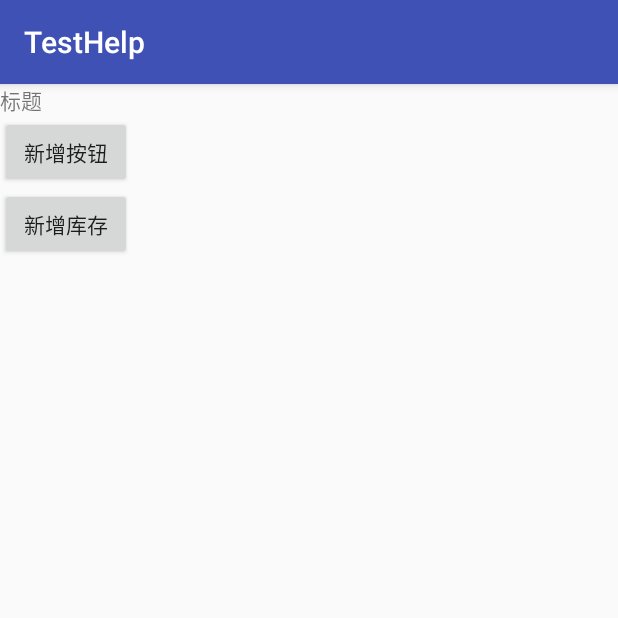
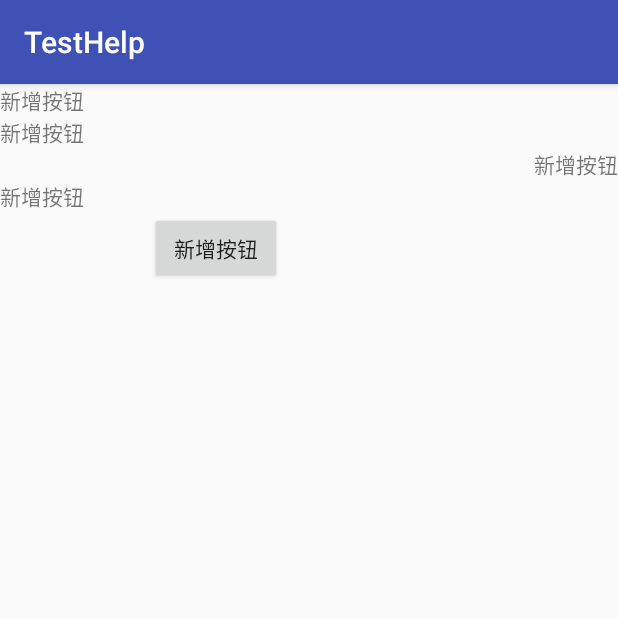
Before and after one commit to imgod1/TestHelp, an Android app: the screen it shows after launch (MainActivity), on a phone screen of 412 x 824 dp, the top half of it. Run offline under Robolectric (Android 15) with nearby library versions, the phone set to English and light mode, and no system bars.

Commit message:
给view添加上阴影view

```diff
--- a/app/src/main/java/com/imgod/gaokang/testhelp/MainActivity.java
+++ b/app/src/main/java/com/imgod/gaokang/testhelp/MainActivity.java
@@ -1,25 +1,30 @@
 package com.imgod.gaokang.testhelp;
 
+import android.graphics.Color;
+import android.graphics.Rect;
 import android.support.v7.app.AppCompatActivity;
 import android.os.Bundle;
 import android.util.Log;
 import android.view.View;
 import android.view.ViewGroup;
+import android.view.Window;
+import android.widget.AbsoluteLayout;
 import android.widget.Button;
 import android.widget.TextView;
+import android.widget.Toast;
 
 import com.google.gson.Gson;
 import com.imgod.gaokang.testhelp.bean.HelpResponse;
 
+import java.util.ArrayList;
+import java.util.List;
+
 public class MainActivity extends AppCompatActivity {
-
+    List<View> viewList;
     public String helpContent;
     public HelpResponse helpResponse;
 
-    private ViewGroup parentViewGroup;
-    private TextView txt_title;
-    private Button btn_newadd;
-    private Button btn_newadd_stock;
+    private AbsoluteLayout parentViewGroup;
 
     @Override
     protected void onCreate(Bundle savedInstanceState) {
@@ -38,11 +43,30 @@ public class MainActivity extends AppCompatActivity {
 //        }
 
 //getWindow().getDecorView().getRootView();
-        parentViewGroup = (ViewGroup) findViewById(R.id.llayout_main);
-        Log.e("test", "共有多少view:" + parentViewGroup.getChildCount());
-        for (int i = 0; i < parentViewGroup.getChildCount(); i++) {
-            View view = parentViewGroup.getChildAt(i);
+        parentViewGroup = (AbsoluteLayout) findViewById(R.id.llayout_main);
 
+       viewList = getAllViewFromViewGroup(parentViewGroup);
+        Log.e("test", "共有多少view:" + viewList.size());
+//        for (int i = 0; i <viewList.size(); i++) {
+//            View view = viewList.get(i);
+//                if (view instanceof Button) {
+//                    Button button = (Button) view;
+//                    Log.e("test", "当前位置:" + i + "\t这是一个Button:title:" + button.getText() + "\tid:" + button.getId());
+//                } else if (view instanceof TextView) {
+//                    TextView textView = (TextView) view;
+//                    Log.e("test", "当前位置:" + i + "\t这是一个TextView:title:" + textView.getText() + "\tid:" + textView.getId());
+//                }
+//            int[] location = new int[2];
+//            view.getLocationOnScreen(location);
+//            Log.e("test", "当前位置:" + i + "坐标:x:" + location[0] + "y:" + location[1]);
+//        }
+    }
+
+    @Override
+    public void onWindowFocusChanged(boolean hasFocus) {
+        super.onWindowFocusChanged(hasFocus);
+        for (int i = 0; i <viewList.size(); i++) {
+            View view = viewList.get(i);
             if (view instanceof Button) {
                 Button button = (Button) view;
                 Log.e("test", "当前位置:" + i + "\t这是一个Button:title:" + button.getText() + "\tid:" + button.getId());
@@ -50,10 +74,44 @@ public class MainActivity extends AppCompatActivity {
                 TextView textView = (TextView) view;
                 Log.e("test", "当前位置:" + i + "\t这是一个TextView:title:" + textView.getText() + "\tid:" + textView.getId());
             }
-
             int[] location = new int[2];
             view.getLocationOnScreen(location);
+            Rect frame = new Rect();
+            getWindow().getDecorView().getWindowVisibleDisplayFrame(frame);
+            int statusBarHeight = frame.top;
+            int contentTop = getWindow().findViewById(Window.ID_ANDROID_CONTENT).getTop();
+            Log.e("test", "当前位置:状态栏高度:"+statusBarHeight);
+            Log.e("test", "当前位置:标题栏高度:"+contentTop);
             Log.e("test", "当前位置:" + i + "坐标:x:" + location[0] + "y:" + location[1]);
+            Log.e("test", "当前位置:" + i + "坐标:x:" + view.getX() + "y:" + view.getY());
+            Log.e("test", "当前位置:" + i + "width::" + view.getWidth() + "height:" + view.getHeight());
+            Log.e("test", "当前位置:" + i + "getPaddingRight::" + view.getPaddingRight() + "getPaddingLeft:" + view.getPaddingLeft()+"getPaddingTop:" +view.getPaddingTop()+"getPaddingBottom:" +view.getPaddingBottom());
+
+            View helpView = new View(this);
+           ViewGroup.LayoutParams layoutParams =  helpView.getLayoutParams();
+            if(layoutParams!=null) {
+                Log.e("test","LayoutParams不为空");
+                layoutParams.width = view.getWidth();
+                layoutParams.height = view.getHeight();
+            } else {
+                AbsoluteLayout.LayoutParams test = new AbsoluteLayout.LayoutParams(view.getWidth(),view.getHeight(),location[0],location[1]-statusBarHeight-contentTop);
+                Log.e("test","LayoutParams为空");
+
+//                layoutParams= new ViewGroup.LayoutParams(view.getLayoutParams());
+//                layoutParams.width = view.getWidth();
+//                layoutParams.height = view.getHeight();
+                helpView.setLayoutParams(test);
+            }
+            final int test = i;
+            helpView.setBackgroundColor(Color.argb(0x22,0x00,0x00,0x00));
+                parentViewGroup.addView(helpView);
+                helpView.setOnClickListener(new View.OnClickListener() {
+                    @Override
+                    public void onClick(View v) {
+                        Toast.makeText(MainActivity.this,"Hello Click"+test,Toast.LENGTH_SHORT).show();
+                    }
+                });
+
         }
     }
 
@@ -64,8 +122,19 @@ public class MainActivity extends AppCompatActivity {
     }
 
     private void initView() {
-        txt_title = (TextView) findViewById(R.id.txt_title);
-        btn_newadd = (Button) findViewById(R.id.btn_newadd);
-        btn_newadd_stock = (Button) findViewById(R.id.btn_newadd_stock);
     }
+
+    public List<View> getAllViewFromViewGroup(ViewGroup viewGroup){
+        List<View> viewList = new ArrayList<>();
+        for(int i=0;i<viewGroup.getChildCount();i++) {
+            View view = viewGroup.getChildAt(i);
+            if(view instanceof  ViewGroup) {
+                viewList.addAll(getAllViewFromViewGroup((ViewGroup) view));
+            } else {
+                viewList.add(view);
+            }
+        }
+        return viewList;
+    }
+
 }
--- a/app/src/main/res/layout/activity_main.xml
+++ b/app/src/main/res/layout/activity_main.xml
@@ -1,27 +1,62 @@
 <?xml version="1.0" encoding="utf-8"?>
+<AbsoluteLayout  android:layout_width="match_parent"
+    android:layout_height="match_parent"
+    android:id="@+id/llayout_main"
+    xmlns:android="http://schemas.android.com/apk/res/android">
     <LinearLayout xmlns:android="http://schemas.android.com/apk/res/android"
         xmlns:tools="http://schemas.android.com/tools"
-    android:id="@+id/llayout_main"
+
         android:layout_width="match_parent"
         android:layout_height="match_parent"
         android:orientation="vertical"
         tools:context="com.imgod.gaokang.testhelp.MainActivity">
 
         <TextView
-        android:id="@+id/txt_title"
-        android:layout_width="wrap_content"
-        android:layout_height="wrap_content"
-        android:text="标题" />
-
-    <Button
             android:id="@+id/btn_newadd"
             android:layout_width="wrap_content"
             android:layout_height="wrap_content"
             android:text="新增按钮" />
-
-    <Button
-        android:id="@+id/btn_newadd_stock"
+        <TextView
+            android:id="@+id/btn_newadd1"
             android:layout_width="wrap_content"
             android:layout_height="wrap_content"
-        android:text="新增库存" />
+            android:text="新增按钮" />
+
+        <RelativeLayout
+            android:layout_width="match_parent"
+            android:layout_height="wrap_content">
+            <TextView
+                android:id="@+id/btn_newadd2"
+                android:layout_width="wrap_content"
+                android:layout_height="wrap_content"
+                android:text="新增按钮"
+                android:layout_alignParentRight="true"
+                />
+        </RelativeLayout>
+        <RelativeLayout
+            android:layout_width="match_parent"
+            android:layout_height="wrap_content">
+            <TextView
+                android:id="@+id/btn_newadd3"
+                android:layout_width="wrap_content"
+                android:layout_height="wrap_content"
+                android:text="新增按钮"
+                android:layout_alignParentLeft="true"
+                />
+        </RelativeLayout>
+
+        <RelativeLayout
+            android:layout_width="match_parent"
+            android:layout_height="wrap_content">
+            <Button
+                android:id="@+id/btn_newadd4"
+                android:layout_width="wrap_content"
+                android:layout_height="wrap_content"
+                android:text="新增按钮"
+                android:layout_marginLeft="100dp"
+                android:layout_alignParentLeft="true"
+                />
+        </RelativeLayout>
     </LinearLayout>
+
+</AbsoluteLayout>
--- a/build.gradle
+++ b/build.gradle
@@ -5,7 +5,7 @@ buildscript {
         jcenter()
     }
     dependencies {
-        classpath 'com.android.tools.build:gradle:1.5.0'
+        classpath 'com.android.tools.build:gradle:2.1.2'
 
         // NOTE: Do not place your application dependencies here; they belong
         // in the individual module build.gradle files
```
Also changed, not shown: gradle/wrapper/gradle-wrapper.properties. Lines whose indentation alone changed are shown as unchanged.
